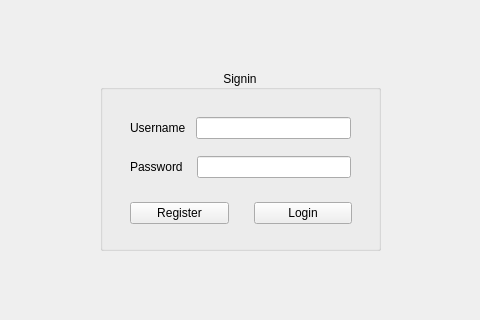
jonny21099/StudentRecordManager, file RecordManager/mainwindow.ui: the form before one commit; both pictures show x 160 to 640 and y 120 to 440 of the 800 by 600 pixel window.
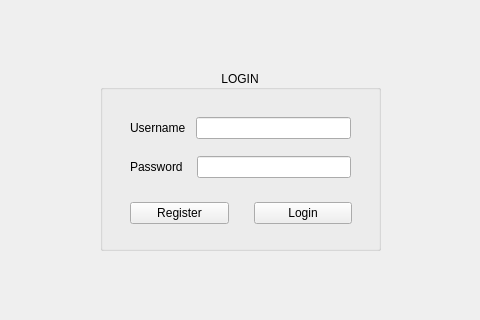
The form after the commit.

The edit to the form file:
```diff
--- a/RecordManager/mainwindow.ui
+++ b/RecordManager/mainwindow.ui
@@ -64,7 +64,7 @@
        </size>
       </property>
       <property name="title">
-       <string>Signin</string>
+       <string>LOGIN</string>
       </property>
       <property name="alignment">
        <set>Qt::AlignCenter</set>
```
Left out of the diff: 2 changed lines with no effect on the pictures.
